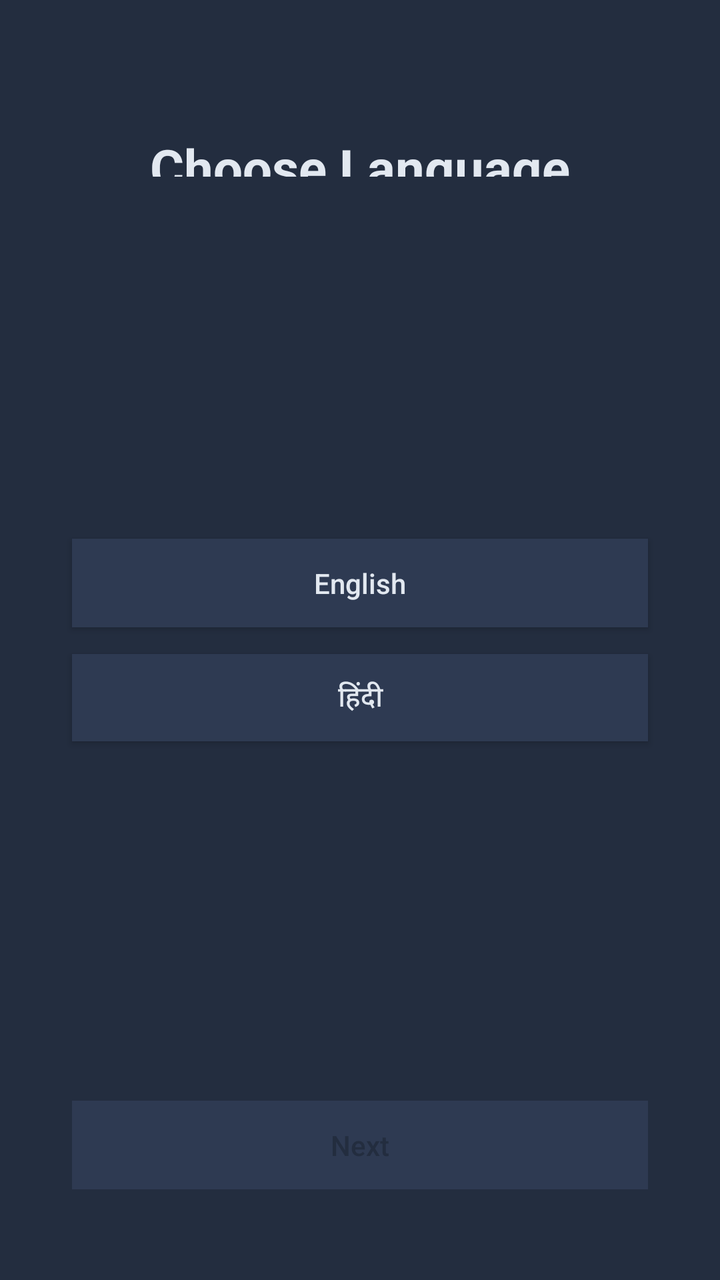
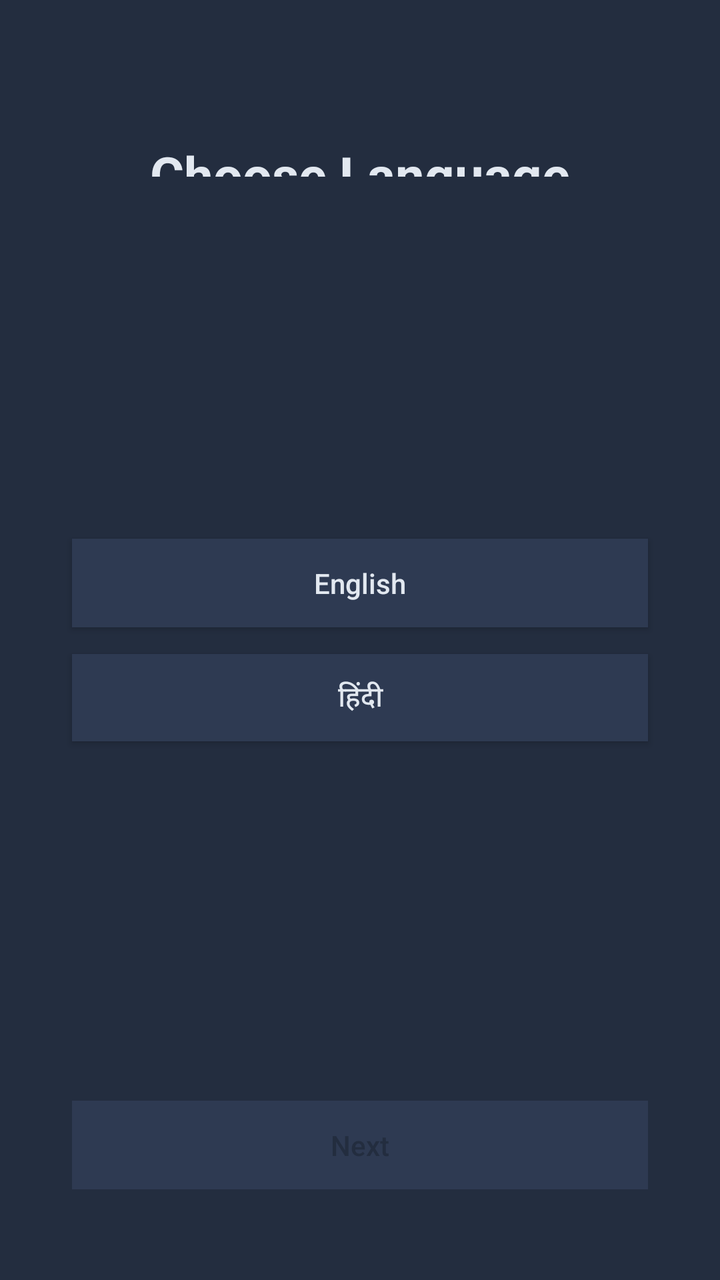

Screens rendered from an Android XML layout before and after an edit, with the pre-edit source and the edit as a unified diff.
<!-- AndroidManifest.xml: activity theme Theme.NihalHome -->
<!-- res/layout/activity_language_selection.xml -->
<?xml version="1.0" encoding="utf-8"?>
<androidx.constraintlayout.widget.ConstraintLayout xmlns:android="http://schemas.android.com/apk/res/android"
    xmlns:app="http://schemas.android.com/apk/res-auto"
    android:layout_width="match_parent"
    android:layout_height="match_parent"
    android:background="@color/onboarding_background">

    
    <androidx.constraintlayout.widget.Guideline
        android:id="@+id/guidelineLeft"
        android:layout_width="wrap_content"
        android:layout_height="wrap_content"
        android:orientation="vertical"
        app:layout_constraintGuide_percent="0.10" />

    <androidx.constraintlayout.widget.Guideline
        android:id="@+id/guidelineRight"
        android:layout_width="wrap_content"
        android:layout_height="wrap_content"
        android:orientation="vertical"
        app:layout_constraintGuide_percent="0.90" />

    
    
    <androidx.constraintlayout.widget.Guideline
        android:id="@+id/guidelineTitleTop"
        android:layout_width="wrap_content"
        android:layout_height="wrap_content"
        android:orientation="horizontal"
        app:layout_constraintGuide_percent="0.109" />

    
    <androidx.constraintlayout.widget.Guideline
        android:id="@+id/guidelineTitleBottom"
        android:layout_width="wrap_content"
        android:layout_height="wrap_content"
        android:orientation="horizontal"
        app:layout_constraintGuide_percent="0.138" />

    
    <androidx.constraintlayout.widget.Guideline
        android:id="@+id/guidelineEnglishTop"
        android:layout_width="wrap_content"
        android:layout_height="wrap_content"
        android:orientation="horizontal"
        app:layout_constraintGuide_percent="0.421" />

    
    <androidx.constraintlayout.widget.Guideline
        android:id="@+id/guidelineEnglishBottom"
        android:layout_width="wrap_content"
        android:layout_height="wrap_content"
        android:orientation="horizontal"
        app:layout_constraintGuide_percent="0.490" />

    
    <androidx.constraintlayout.widget.Guideline
        android:id="@+id/guidelineHindiTop"
        android:layout_width="wrap_content"
        android:layout_height="wrap_content"
        android:orientation="horizontal"
        app:layout_constraintGuide_percent="0.511" />

    
    <androidx.constraintlayout.widget.Guideline
        android:id="@+id/guidelineHindiBottom"
        android:layout_width="wrap_content"
        android:layout_height="wrap_content"
        android:orientation="horizontal"
        app:layout_constraintGuide_percent="0.579" />

    
    <androidx.constraintlayout.widget.Guideline
        android:id="@+id/guidelineNextTop"
        android:layout_width="wrap_content"
        android:layout_height="wrap_content"
        android:orientation="horizontal"
        app:layout_constraintGuide_percent="0.860" />

    
    <androidx.constraintlayout.widget.Guideline
        android:id="@+id/guidelineNextBottom"
        android:layout_width="wrap_content"
        android:layout_height="wrap_content"
        android:orientation="horizontal"
        app:layout_constraintGuide_percent="0.929" />

    <TextView
        android:id="@+id/textChooseLanguage"
        android:layout_width="0dp"
        android:layout_height="0dp"
        android:gravity="center"
        android:includeFontPadding="false"
        android:maxLines="1"
        android:text="@string/choose_language_title"
        android:textColor="@color/onboarding_heading"
        android:textSize="26sp"
        android:textStyle="bold"
        app:autoSizeTextType="uniform"
        app:autoSizeMinTextSize="1sp"
        app:autoSizeMaxTextSize="26sp"
        app:autoSizeStepGranularity="0.1sp"
        app:layout_constraintStart_toStartOf="parent"
        app:layout_constraintEnd_toEndOf="parent"
        app:layout_constraintTop_toBottomOf="@id/guidelineTitleTop"
        app:layout_constraintBottom_toTopOf="@id/guidelineTitleBottom" />

    <Button
        android:id="@+id/buttonEnglish"
        android:layout_width="0dp"
        android:layout_height="0dp"
        android:background="@color/onboarding_button_unselected"
        android:text="@string/language_english"
        android:textColor="@color/onboarding_heading"
        android:textAllCaps="false"
        android:elevation="0dp"
        app:layout_constraintStart_toStartOf="@id/guidelineLeft"
        app:layout_constraintEnd_toEndOf="@id/guidelineRight"
        app:layout_constraintTop_toBottomOf="@id/guidelineEnglishTop"
        app:layout_constraintBottom_toTopOf="@id/guidelineEnglishBottom" />

    <Button
        android:id="@+id/buttonHindiUrdu"
        android:layout_width="0dp"
        android:layout_height="0dp"
        android:background="@color/onboarding_button_unselected"
        android:text="@string/language_hindi_urdu"
        android:textColor="@color/onboarding_heading"
        android:textAllCaps="false"
        android:elevation="0dp"
        app:layout_constraintStart_toStartOf="@id/guidelineLeft"
        app:layout_constraintEnd_toEndOf="@id/guidelineRight"
        app:layout_constraintTop_toBottomOf="@id/guidelineHindiTop"
        app:layout_constraintBottom_toTopOf="@id/guidelineHindiBottom" />

    <Button
        android:id="@+id/buttonNext"
        android:layout_width="0dp"
        android:layout_height="0dp"
        android:background="@color/onboarding_button_unselected"
        android:enabled="false"
        android:text="@string/action_next"
        android:textColor="@color/onboarding_button_text"
        android:textAllCaps="false"
        android:elevation="0dp"
        app:layout_constraintStart_toStartOf="@id/guidelineLeft"
        app:layout_constraintEnd_toEndOf="@id/guidelineRight"
        app:layout_constraintTop_toBottomOf="@id/guidelineNextTop"
        app:layout_constraintBottom_toTopOf="@id/guidelineNextBottom" />

</androidx.constraintlayout.widget.ConstraintLayout>
<!-- resources referenced by this layout -->
<resources>
  <color name="onboarding_background">#232D3F</color>
  <color name="onboarding_button_text">#232D3F</color>
  <color name="onboarding_button_unselected">#2E3A52</color>
  <color name="onboarding_heading">#E2E8F0</color>
  <string name="action_next">Next</string>
  <string name="choose_language_title">Choose Language</string>
  <string name="language_english">English</string>
  <string name="language_hindi_urdu">हिंदी</string>
  <style name="Theme.NihalHome" parent="android:Theme.Material.Light.NoActionBar">
          <item name="android:windowBackground">@android:color/white</item>
          <item name="android:statusBarColor">@android:color/white</item>
          <item name="android:navigationBarColor">@android:color/white</item>
          <item name="android:windowLightStatusBar">true</item>
      </style>
</resources>

<!-- the commit's change to res/layout/activity_language_selection.xml (unified diff, before → after) -->
@@ -90,7 +90,6 @@
         android:layout_width="0dp"
         android:layout_height="0dp"
         android:gravity="center"
-        android:includeFontPadding="false"
         android:maxLines="1"
         android:text="@string/choose_language_title"
         android:textColor="@color/onboarding_heading"
